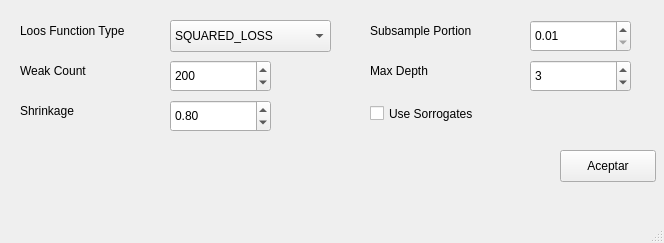
Before: the Qt Designer form src/gui/conf_gb.ui in IgnacioSRL/OpenCV_ML_Tool, drawn with Qt 5.
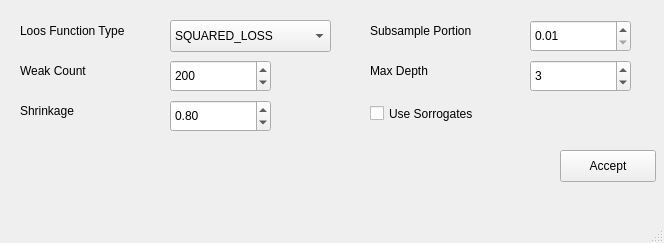
After: the same form once the commit is applied.

What changed in the file:
```diff
--- a/src/gui/conf_gb.ui
+++ b/src/gui/conf_gb.ui
@@ -211,7 +211,7 @@
      </rect>
     </property>
     <property name="text">
-     <string>Aceptar</string>
+     <string>Accept</string>
     </property>
    </widget>
   </widget>
```
Left out of the diff: 2 changed lines with no effect on the pictures.
